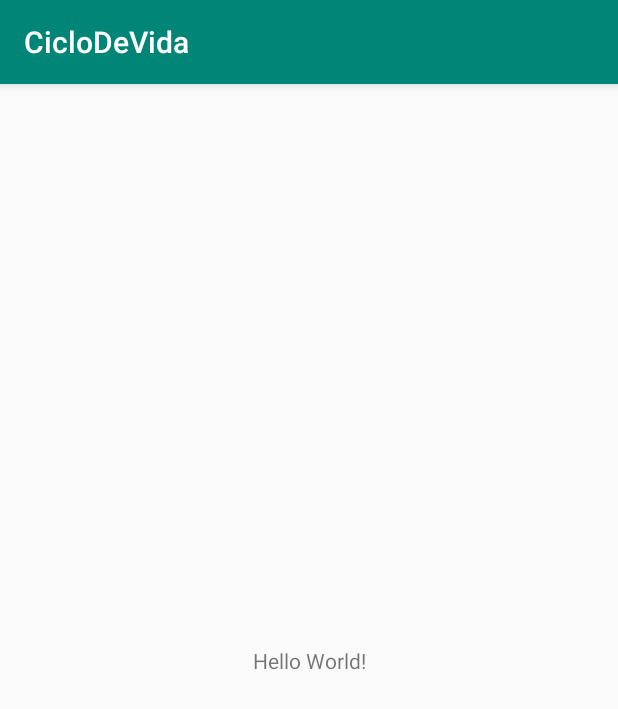
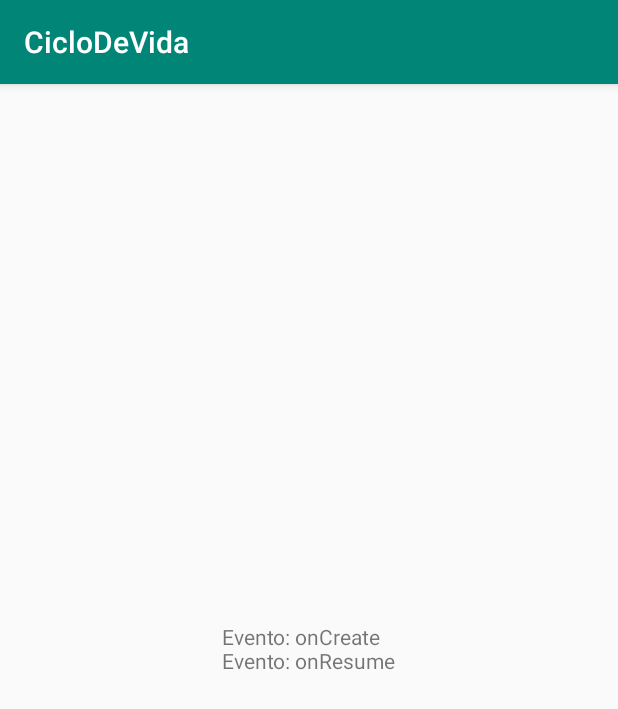
Before and after one commit to gustavobite/trabalhos-pos-pucpr, an Android app: the screen it shows after launch (MainActivity), on a phone screen of 412 x 824 dp. Shown: the top 709 px of the screen. Run offline under Robolectric (Android 15) with nearby library versions, the phone set to English and light mode, and no system bars.

Commit message:
Added some lifecycle methods

```diff
--- a/ciclodevida-android/app/src/main/java/br/com/gbiteapps/ciclodevida/MainActivity.kt
+++ b/ciclodevida-android/app/src/main/java/br/com/gbiteapps/ciclodevida/MainActivity.kt
@@ -2,11 +2,48 @@ package br.com.gbiteapps.ciclodevida
 
 import android.support.v7.app.AppCompatActivity
 import android.os.Bundle
+import android.support.v7.app.AlertDialog
+import android.widget.Toast
+import kotlinx.android.synthetic.main.activity_main.*
 
 class MainActivity : AppCompatActivity() {
+
+    var msg: String? = ""
 
     override fun onCreate(savedInstanceState: Bundle?) {
         super.onCreate(savedInstanceState)
         setContentView(R.layout.activity_main)
+
+        show("Evento: onCreate\n")
+    }
+
+    override fun onResume() {
+        super.onResume()
+        show("Evento: onResume\n")
+    }
+
+    override fun onPause() {
+        super.onPause()
+        show("Evento: onPause\n")
+    }
+
+    override fun onBackPressed() {
+        val builder = AlertDialog.Builder(this@MainActivity)
+        builder.setTitle("Tem certeza que deseja sair?")
+        builder.setMessage("Você tem certeza que quer fechar o app?")
+        builder.setPositiveButton("Sim") {dialog, which ->
+            super.onBackPressed()
+        }
+        builder.setNegativeButton("Não") {dialog, which ->
+            Toast.makeText(this, "Parabéns, continue a usar o app!", Toast.LENGTH_SHORT).show()
+        }
+
+        val dialog: AlertDialog = builder.create()
+        dialog.show()
+    }
+
+    fun show(text: String) {
+        msg += text
+        textView.setText(msg)
     }
 }
--- a/ciclodevida-android/app/src/main/res/layout/activity_main.xml
+++ b/ciclodevida-android/app/src/main/res/layout/activity_main.xml
@@ -8,9 +8,9 @@
         tools:context=".MainActivity">
 
     <TextView
+            android:id="@+id/textView"
             android:layout_width="wrap_content"
             android:layout_height="wrap_content"
-            android:text="Hello World!"
             app:layout_constraintBottom_toBottomOf="parent"
             app:layout_constraintLeft_toLeftOf="parent"
             app:layout_constraintRight_toRightOf="parent"
```
